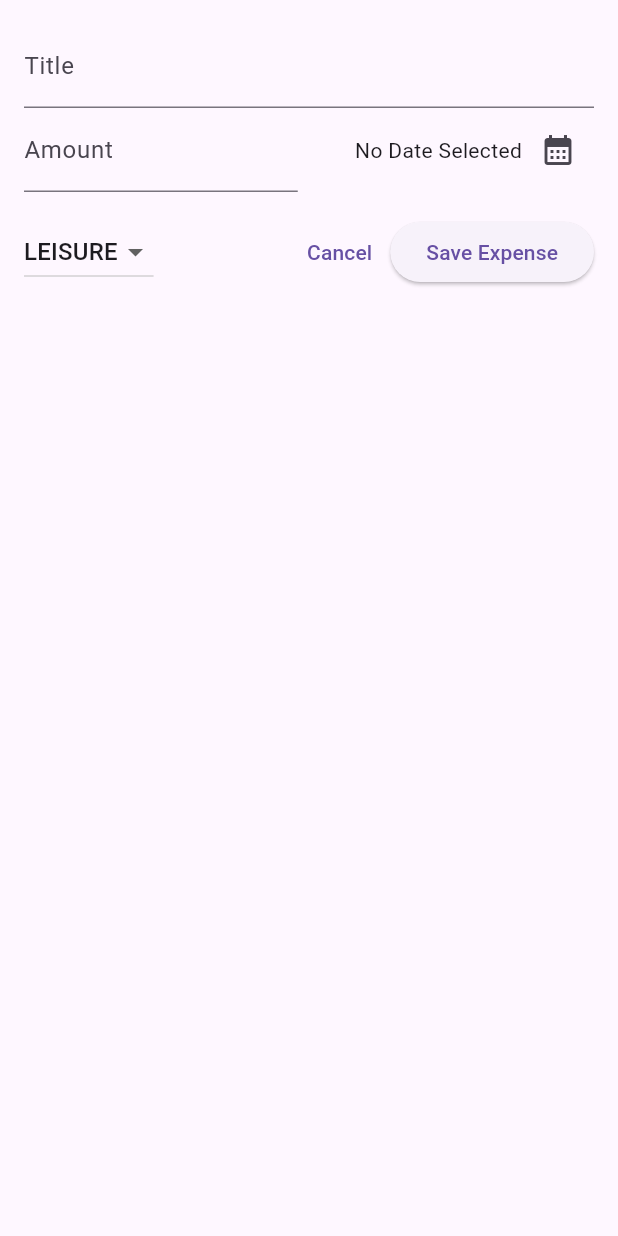
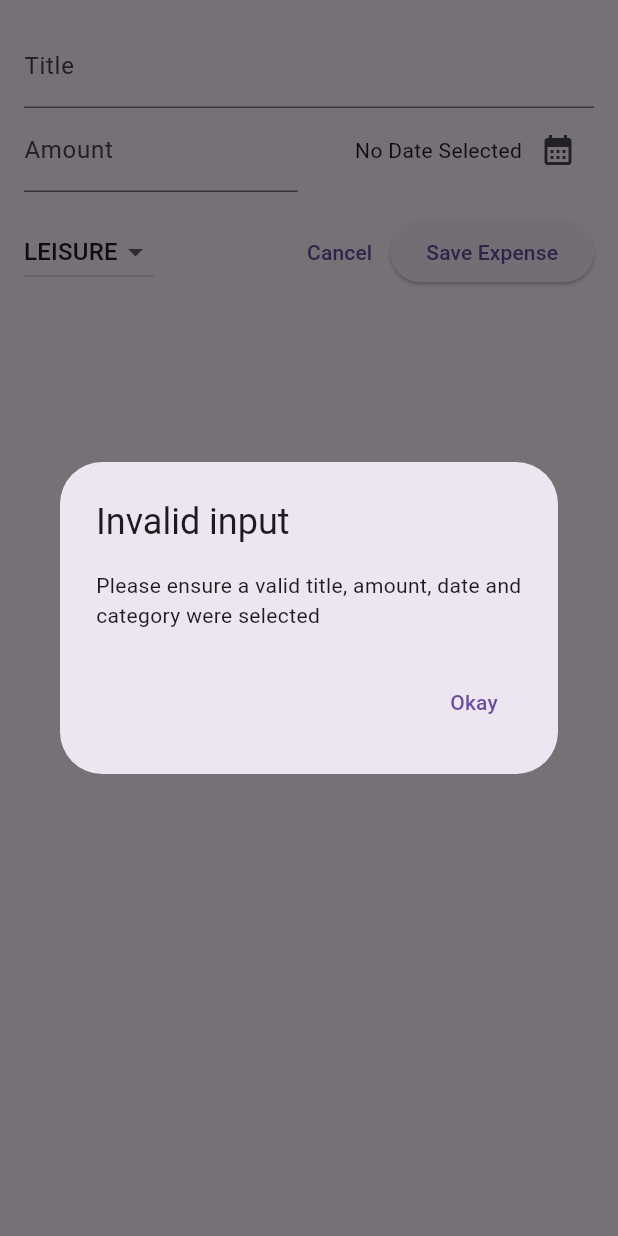
Before and after one commit to verdetea22/expense-tracker, a Flutter app: the NewExpense widget shown alone on an empty page, opened directly, after a tap on "Save Expense", on a phone screen of 412 x 824 dp. Run offline on Flutter 3.47's test engine with Material 3 defaults, Android fonts, the phone set to English and light mode, and no system bars.

Commit message:
field validation and error handling

```diff
--- a/lib/widgets/new_expense.dart
+++ b/lib/widgets/new_expense.dart
@@ -8,7 +8,6 @@ class NewExpense extends StatefulWidget{
   @override
   State<NewExpense> createState(){
     return _NewExpenseState();
-
   }
 }
 
@@ -30,6 +29,31 @@ class _NewExpenseState extends State<NewExpense>{
     setState(() {
       _selectedDate = pickedDate;
     });
+  }
+
+  void _submitExpenseData() {
+   final enteredAmount = double.tryParse(_amountController.text);
+   final amountIsInvalid = enteredAmount == null || enteredAmount <= 0;
+    if (_titleController.text.trim().isEmpty ||
+      amountIsInvalid ||
+      _selectedDate == null) {
+    showDialog(
+      context: context,
+      builder: (ctx) => AlertDialog(
+        title: const Text('Invalid input'),
+        content: const Text('Please ensure a valid title, amount, date and category were selected'),
+        actions: [
+          TextButton(
+            onPressed: () {
+              Navigator.pop(ctx);
+            },
+            child: const Text('Okay'),
+            ),
+          ],
+        ),
+      );
+      return;
+    }
   }
 
   @override
@@ -112,10 +136,7 @@ class _NewExpenseState extends State<NewExpense>{
                 child: const Text('Cancel'),
               ),
               ElevatedButton(
-                onPressed: () {
-                  print(_titleController.text);
-                  print(_amountController.text);
-                },
+                onPressed: _submitExpenseData,
                 child: const Text('Save Expense')
               ),
             ],
```
